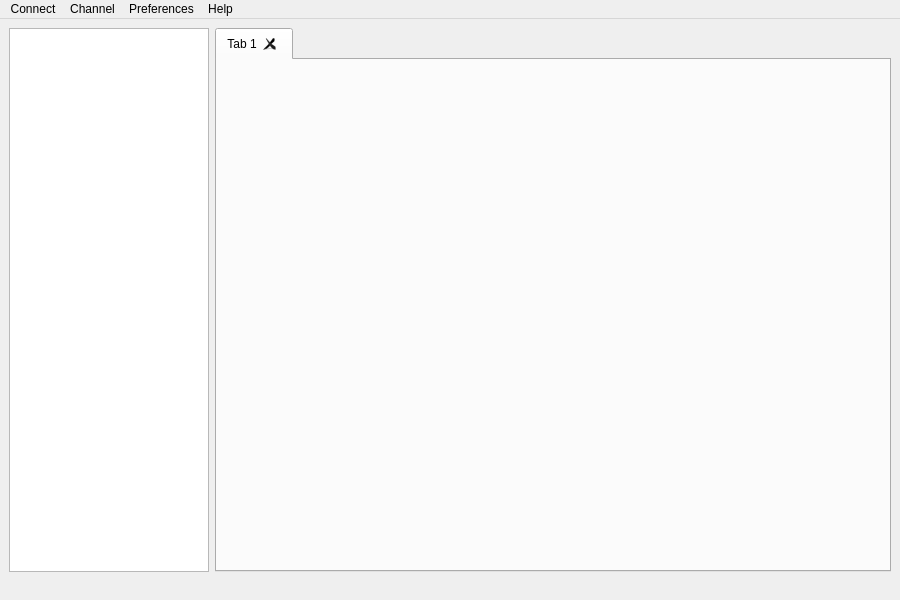
Old version of the form ui/main.ui in the repository Jan5u/jakki.
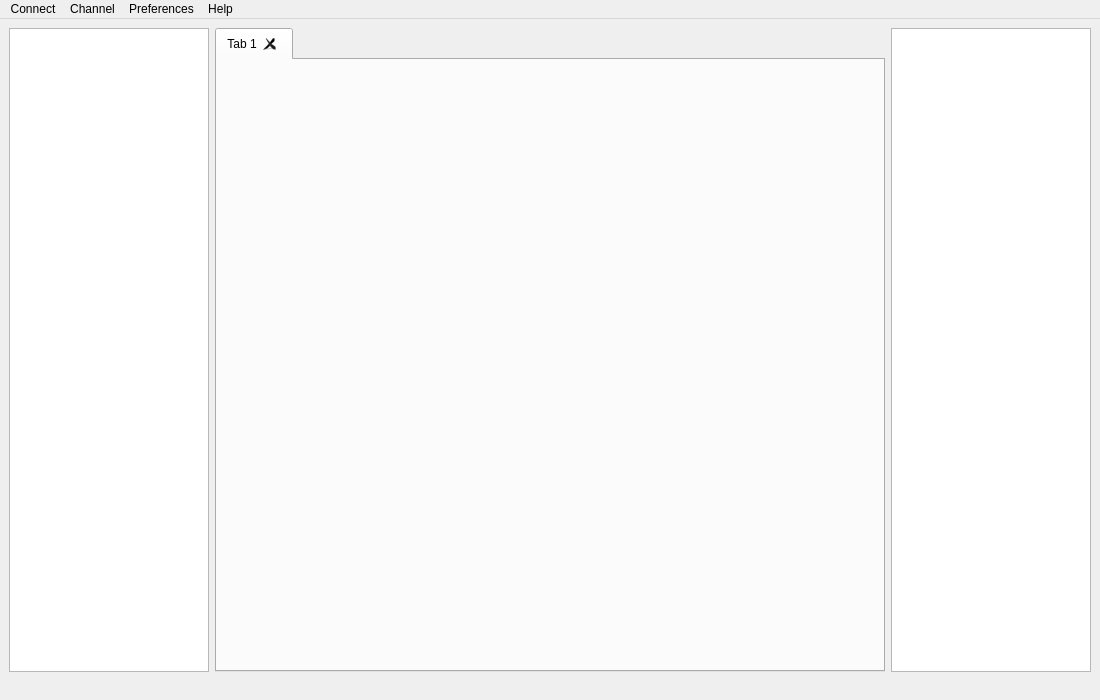
New version of the form.

Commit message: Added userlist and user status change events

```diff
--- a/ui/main.ui
+++ b/ui/main.ui
@@ -6,8 +6,8 @@
    <rect>
     <x>0</x>
     <y>0</y>
-    <width>900</width>
-    <height>600</height>
+    <width>1100</width>
+    <height>700</height>
    </rect>
   </property>
   <property name="windowTitle">
@@ -58,6 +58,30 @@
       </widget>
      </widget>
     </item>
+    <item>
+     <widget class="QTreeWidget" name="usersListTreeWidget">
+      <property name="maximumSize">
+       <size>
+        <width>200</width>
+        <height>16777215</height>
+       </size>
+      </property>
+      <property name="indentation">
+       <number>12</number>
+      </property>
+      <property name="rootIsDecorated">
+       <bool>false</bool>
+      </property>
+      <property name="headerHidden">
+       <bool>true</bool>
+      </property>
+      <column>
+       <property name="text">
+        <string notr="true">1</string>
+       </property>
+      </column>
+     </widget>
+    </item>
    </layout>
   </widget>
   <widget class="QMenuBar" name="menubar">
@@ -65,7 +89,7 @@
     <rect>
      <x>0</x>
      <y>0</y>
-     <width>900</width>
+     <width>1100</width>
      <height>30</height>
     </rect>
    </property>
```
The commit also changes 5 other files.
